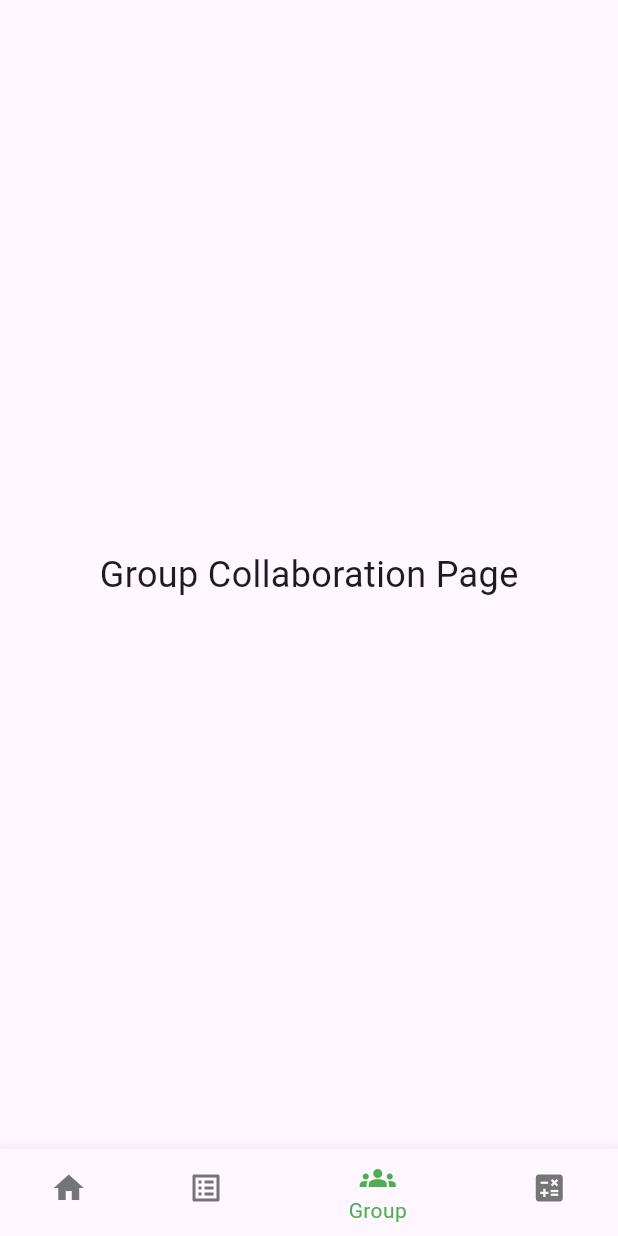
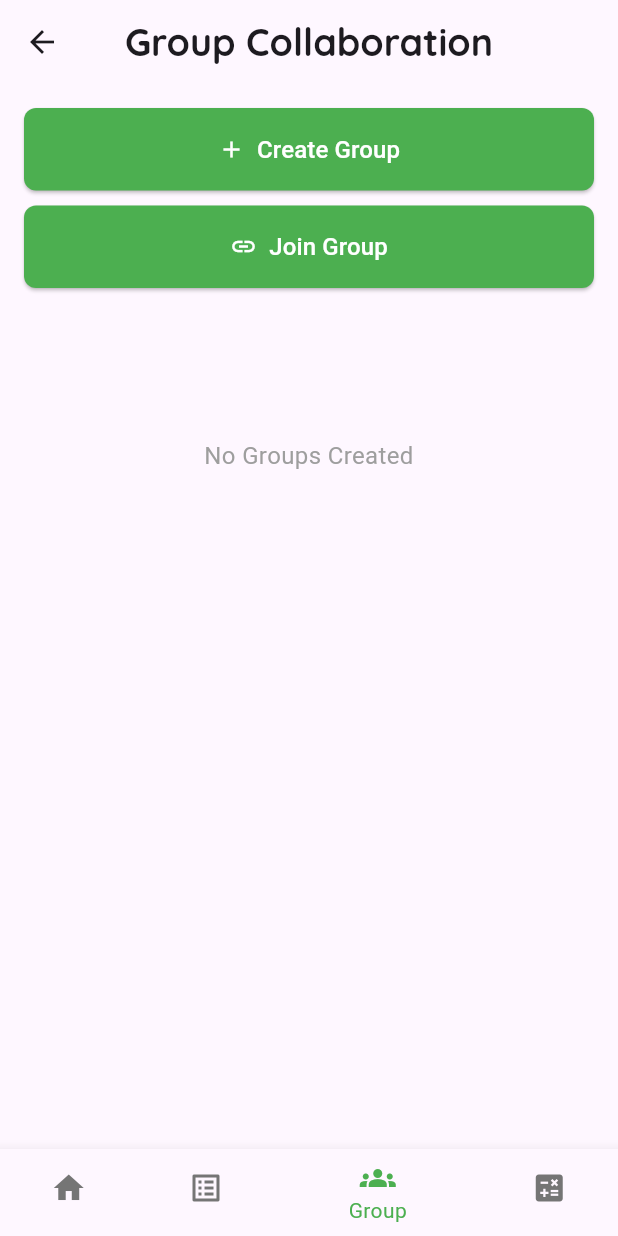
Before and after one commit to adlinzahid/pomodoropro, a Flutter app: the MyHomePage screen opened directly, item 3 of the bottom bar chosen, on a phone screen of 412 x 824 dp. Run offline on Flutter 3.47's test engine with Material 3 defaults, Android fonts, the phone set to English and light mode, and no system bars; our stand-ins replace audioplayers, cloud_firestore, firebase_auth, firebase_core, flutter_hooks, google_fonts and 2 more; accounts and stored records are empty.

```diff
--- /dev/null
+++ b/lib/screens/GroupCollab/groupscreen.dart
@@ -0,0 +1,84 @@
+import 'dart:developer';
+
+import 'package:flutter/material.dart';
+import 'package:google_fonts/google_fonts.dart';
+
+class GroupCollaborationPage extends StatefulWidget {
+  const GroupCollaborationPage({super.key});
+
+  @override
+  State<GroupCollaborationPage> createState() => _GroupCollaborationPageState();
+}
+
+class _GroupCollaborationPageState extends State<GroupCollaborationPage> {
+  @override
+  Widget build(BuildContext context) {
+    return Scaffold(
+      appBar: AppBar(
+        title: Text(
+          'Group Collaboration', // Set the title of the app bar
+          style: GoogleFonts.quicksand(
+            fontSize: 25, // Set the font size
+            fontWeight: FontWeight.bold, // Set the font weight
+          ),
+        ),
+        centerTitle: true,
+      ),
+      body: SingleChildScrollView(
+        child: Padding(
+          padding: const EdgeInsets.all(16.0),
+          child: Column(
+            crossAxisAlignment: CrossAxisAlignment.stretch,
+            mainAxisAlignment:
+                MainAxisAlignment.start, // Aligns everything at the top
+            children: [
+              ElevatedButton.icon(
+                onPressed: () {
+                  log('Create Group button pressed');
+                  // Handle Create Group button press
+                },
+                style: ElevatedButton.styleFrom(
+                  backgroundColor: Colors.green,
+                  shape: RoundedRectangleBorder(
+                    borderRadius: BorderRadius.circular(8),
+                  ),
+                  padding: EdgeInsets.symmetric(vertical: 16),
+                ),
+                icon: Icon(Icons.add, color: Colors.white),
+                label: Text(
+                  "Create Group",
+                  style: TextStyle(color: Colors.white, fontSize: 16),
+                ),
+              ),
+              SizedBox(height: 10),
+              ElevatedButton.icon(
+                onPressed: () {
+                  log('Join Group button pressed');
+                  // Handle Join Group button press
+                },
+                style: ElevatedButton.styleFrom(
+                  backgroundColor: Colors.green,
+                  shape: RoundedRectangleBorder(
+                    borderRadius: BorderRadius.circular(8),
+                  ),
+                  padding: EdgeInsets.symmetric(vertical: 16),
+                ),
+                icon: Icon(Icons.link, color: Colors.white),
+                label: Text(
+                  "Join Group",
+                  style: TextStyle(color: Colors.white, fontSize: 16),
+                ),
+              ),
+              SizedBox(height: 100),
+              Text(
+                "No Groups Created",
+                style: TextStyle(color: Colors.grey, fontSize: 16),
+                textAlign: TextAlign.center,
+              ),
+            ],
+          ),
+        ),
+      ),
+    );
+  }
+}
--- a/lib/screens/Homepage/homepage.dart
+++ b/lib/screens/Homepage/homepage.dart
@@ -4,6 +4,7 @@ import 'package:cloud_firestore/cloud_firestore.dart';
 import 'package:flutter/material.dart';
 import 'package:google_fonts/google_fonts.dart';
 import 'package:intl/intl.dart';
+import 'package:pomodoro_pro/screens/GroupCollab/groupscreen.dart';
 import 'package:pomodoro_pro/screens/Homepage/calendar_event.dart';
 import 'package:pomodoro_pro/screens/TargetMarkCalculator/target_mark.dart';
 import 'package:pomodoro_pro/screens/ToDopage/todo_page.dart';
@@ -23,14 +24,13 @@ class _MyHomePageState extends State<MyHomePage> {
   static final List<Widget> _pages = <Widget>[
     HomePage(), // Updated HomePage widget
     TodoListPage(), // Links to the TodoListPage in `todo_page.dart`
-    Center(
-        child:
-            Text('Group Collaboration Page', style: TextStyle(fontSize: 24))),
+    GroupCollaborationPage(), // Links to the GroupCollaborationPage in `groupscreen.dart`
     TargetMarkCalculator(), // Links to the TargetMarkPage in `target_mark.dart`
   ];
 
   void _onItemTapped(int index) {
     setState(() {
+      log('Selected page: $index');
       _selectedIndex = index;
     });
   }
@@ -79,7 +79,7 @@ class _MyHomePageState extends State<MyHomePage> {
                         Icon(Icons.military_tech_outlined, color: Colors.amber),
                     iconSize: 31.0,
                     onPressed: () {
-                      print('Reward Clicked');
+                      log('Navigate to Rewards Page');
                     },
                   ),
                 ),
@@ -89,6 +89,7 @@ class _MyHomePageState extends State<MyHomePage> {
                     icon: Icon(Icons.calendar_month, color: Colors.green[900]),
                     iconSize: 31.0,
                     onPressed: () {
+                      log('Navigate to Calendar Event Page');
                       Navigator.push(
                         context,
                         MaterialPageRoute(
--- a/lib/screens/Homepage/splashscreen.dart
+++ b/lib/screens/Homepage/splashscreen.dart
@@ -30,8 +30,8 @@ class SplashScreenState extends State<SplashScreen> {
   @override
   void initState() {
     super.initState();
-    // Navigate to Login Page after 5 seconds
-    Timer(const Duration(seconds: 5), () {
+    // Navigate to Login Page after 3 seconds
+    Timer(const Duration(seconds: 3), () {
       Navigator.pushReplacement(
         context,
         MaterialPageRoute(
--- a/lib/screens/TargetMarkCalculator/target_mark.dart
+++ b/lib/screens/TargetMarkCalculator/target_mark.dart
@@ -1,4 +1,5 @@
 import 'package:flutter/material.dart';
+import 'package:google_fonts/google_fonts.dart';
 import 'second_target_mark.dart'; // Import the second_target_mark.dart file
 
 void main() {
@@ -51,16 +52,12 @@ class _TargetMarkCalculatorState extends State<TargetMarkCalculator> {
   @override
   Widget build(BuildContext context) {
     return Scaffold(
-      backgroundColor: Colors.white,
       appBar: AppBar(
-        elevation: 0,
-        backgroundColor: Colors.white,
-        title: const Text(
+        title: Text(
           'Target Mark Calculator',
-          style: TextStyle(
-            color: Colors.black,
-            fontSize: 20,
-            fontWeight: FontWeight.bold,
+          style: GoogleFonts.quicksand(
+            fontSize: 25, // Set the font size
+            fontWeight: FontWeight.bold, // Set the font weight
           ),
         ),
         centerTitle: true,
```
